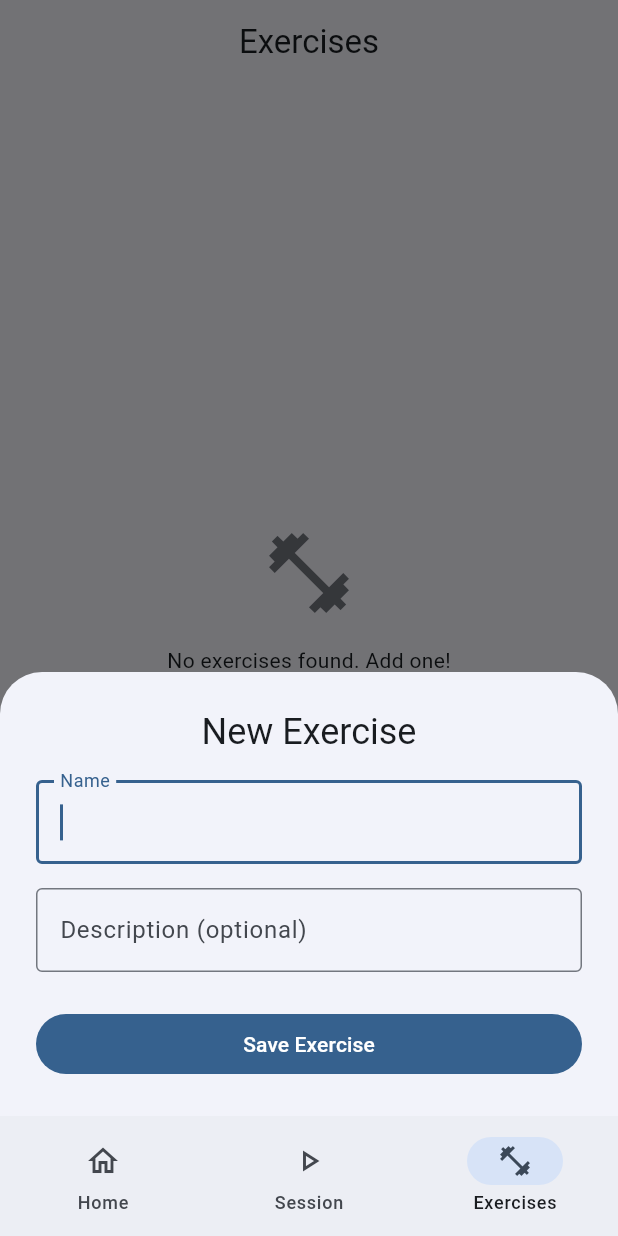
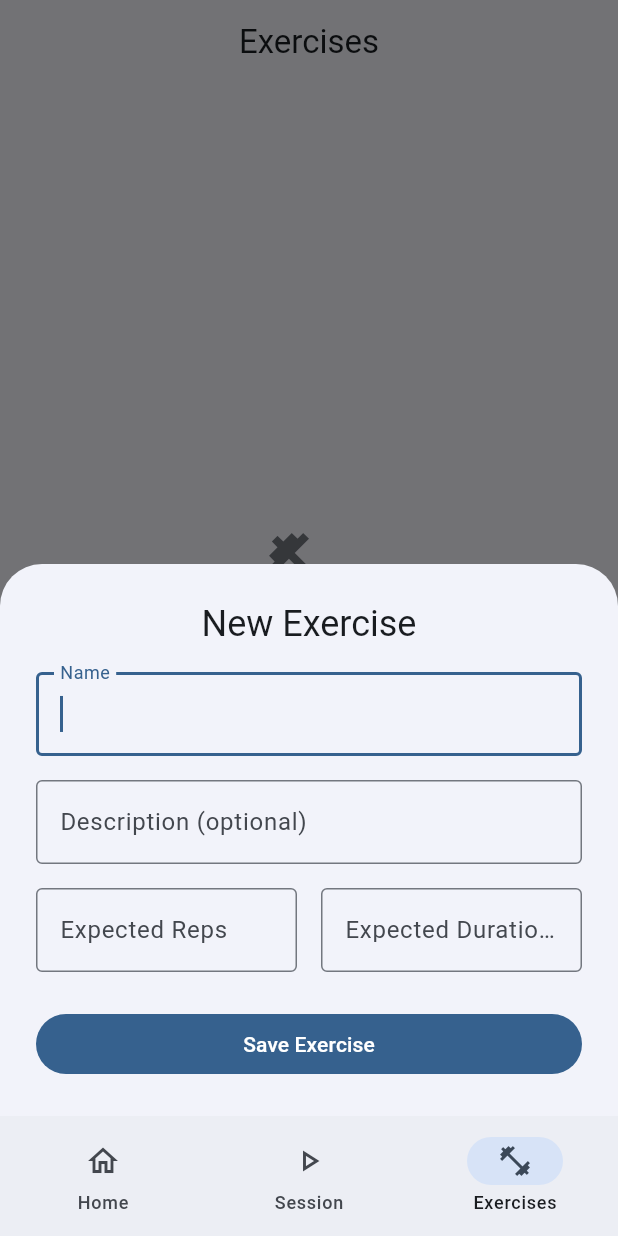
Before and after one commit to HenintsoaPaul/muscyou, a Flutter app: the ExerciseListScreen screen opened by its route, after a tap on the "add" icon, on a phone screen of 412 x 824 dp. Run offline on Flutter 3.47's test engine with Material 3 defaults, Android fonts, the phone set to English and light mode, and no system bars; our stand-ins replace fl_chart, flutter_hooks, go_router, hive, hive_flutter, hooks_riverpod and 1 more; accounts and stored records are empty.

Commit message:
feat: edit exercise expected durations + reps

```diff
--- a/lib/features/exercises/exercise_detail_sheet.dart
+++ b/lib/features/exercises/exercise_detail_sheet.dart
@@ -22,10 +22,12 @@ class ExerciseDetailSheet extends ConsumerWidget {
         ),
         child: ExerciseForm(
           initialExercise: exercise,
-          onSave: (name, description) {
+          onSave: (name, description, repetitionsExpected, durationExpected) {
             final updated = exercise.copyWith(
               name: name,
               description: description,
+              repetitionsExpected: repetitionsExpected,
+              durationExpected: durationExpected,
             );
             ref.read(exercisesProvider.notifier).updateExercise(updated);
           },
--- a/lib/features/exercises/exercise_form.dart
+++ b/lib/features/exercises/exercise_form.dart
@@ -3,7 +3,13 @@ import '../../data/models/exercise.dart';
 
 class ExerciseForm extends StatefulWidget {
   final Exercise? initialExercise;
-  final Function(String name, String? description) onSave;
+  final Function(
+    String name,
+    String? description,
+    int? repetitionsExpected,
+    int? durationExpected,
+  )
+  onSave;
 
   const ExerciseForm({super.key, this.initialExercise, required this.onSave});
 
@@ -14,6 +20,8 @@ class ExerciseForm extends StatefulWidget {
 class _ExerciseFormState extends State<ExerciseForm> {
   late final TextEditingController _nameController;
   late final TextEditingController _descController;
+  late final TextEditingController _repsController;
+  late final TextEditingController _durationController;
 
   @override
   void initState() {
@@ -22,12 +30,20 @@ class _ExerciseFormState extends State<ExerciseForm> {
     _descController = TextEditingController(
       text: widget.initialExercise?.description,
     );
+    _repsController = TextEditingController(
+      text: widget.initialExercise?.repetitionsExpected?.toString() ?? '',
+    );
+    _durationController = TextEditingController(
+      text: widget.initialExercise?.durationExpected?.toString() ?? '',
+    );
   }
 
   @override
   void dispose() {
     _nameController.dispose();
     _descController.dispose();
+    _repsController.dispose();
+    _durationController.dispose();
     super.dispose();
   }
 
@@ -63,11 +79,42 @@ class _ExerciseFormState extends State<ExerciseForm> {
               border: OutlineInputBorder(),
             ),
           ),
+          const SizedBox(height: 16),
+          Row(
+            children: [
+              Expanded(
+                child: TextField(
+                  controller: _repsController,
+                  decoration: const InputDecoration(
+                    labelText: 'Expected Reps',
+                    border: OutlineInputBorder(),
+                  ),
+                  keyboardType: TextInputType.number,
+                ),
+              ),
+              const SizedBox(width: 16),
+              Expanded(
+                child: TextField(
+                  controller: _durationController,
+                  decoration: const InputDecoration(
+                    labelText: 'Expected Duration (s)',
+                    border: OutlineInputBorder(),
+                  ),
+                  keyboardType: TextInputType.number,
+                ),
+              ),
+            ],
+          ),
           const SizedBox(height: 24),
           FilledButton(
             onPressed: () {
               if (_nameController.text.isNotEmpty) {
-                widget.onSave(_nameController.text, _descController.text);
+                widget.onSave(
+                  _nameController.text,
+                  _descController.text,
+                  int.tryParse(_repsController.text),
+                  int.tryParse(_durationController.text),
+                );
                 Navigator.pop(context);
               }
             },
--- a/lib/features/exercises/exercise_list_screen.dart
+++ b/lib/features/exercises/exercise_list_screen.dart
@@ -20,10 +20,12 @@ class ExerciseListScreen extends ConsumerWidget {
           bottom: MediaQuery.of(context).viewInsets.bottom,
         ),
         child: ExerciseForm(
-          onSave: (name, description) {
+          onSave: (name, description, repetitionsExpected, durationExpected) {
             final newExercise = Exercise.create(
               name: name,
               description: description,
+              repetitionsExpected: repetitionsExpected,
+              durationExpected: durationExpected,
             );
             ref.read(exercisesProvider.notifier).addExercise(newExercise);
           },
```
